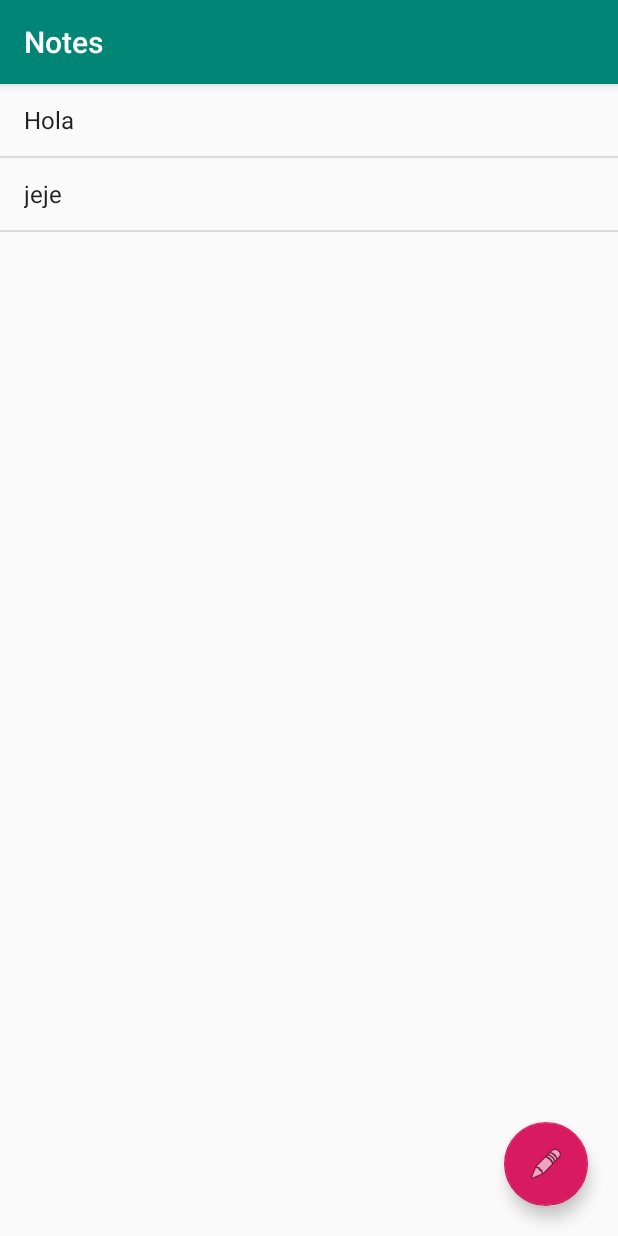
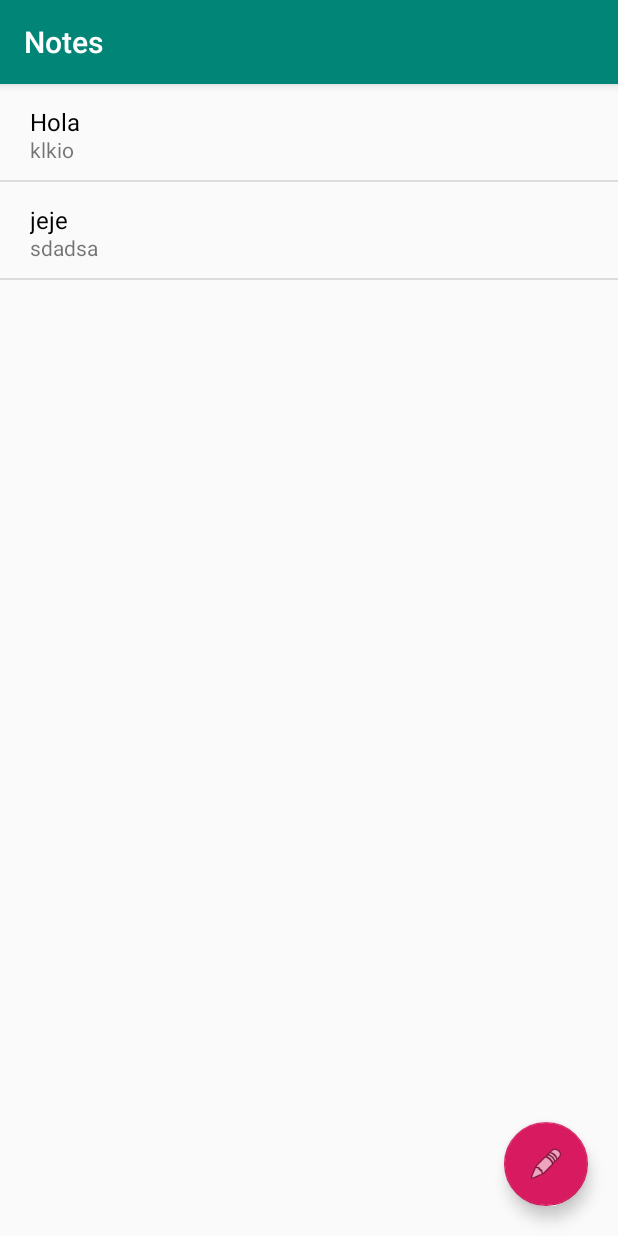
Before and after one commit to thaisc98/Notes, an Android app: the screen it shows after launch (NotesActivity), on a phone screen of 412 x 824 dp. Run offline under Robolectric (Android 15) with nearby library versions, the phone set to English and light mode, and no system bars.

Commit message:
Mostramos elementos de la lista con layout propio incluyendo el adaptador

```diff
--- a/app/src/main/java/com/example/thaiscontreras/notes/NotesActivity.java
+++ b/app/src/main/java/com/example/thaiscontreras/notes/NotesActivity.java
@@ -1,15 +1,22 @@
 package com.example.thaiscontreras.notes;
 
+
+import android.support.annotation.NonNull;
 import android.support.v7.app.AppCompatActivity;
 import android.os.Bundle;
+
+import android.view.LayoutInflater;
+import android.view.View;
+import android.view.ViewGroup;
 import android.widget.ArrayAdapter;
 import android.widget.ListView;
+import android.widget.TextView;
 
 import java.util.ArrayList;
-import java.util.List;
 
 public class NotesActivity extends AppCompatActivity {
 
+    private NotasAdapter Adapter;
     private ArrayList<Nota> notas;
     private ListView listNotes;
 
@@ -19,15 +26,36 @@ public class NotesActivity extends AppCompatActivity {
         setContentView(R.layout.activity_notes);
 
         notas = new ArrayList<>();
-        notas.add(new Nota("Hola","klk"));
+        notas.add(new Nota("Hola","klkio"));
         notas.add(new Nota("jeje","sdadsa"));
+        Adapter = new NotasAdapter();
 
         listNotes = (ListView)findViewById(R.id.ListNotes);
-        listNotes.setAdapter(new ArrayAdapter<>(
-                    this,android.R.layout.simple_list_item_1, notas
-        ));
+        listNotes.setAdapter(Adapter);
+    }
+    private class NotasAdapter extends ArrayAdapter<Nota>{
+        NotasAdapter() {
+            super(NotesActivity.this,R.layout.item_lista_notas,notas);
+        }
+
+        @NonNull
+        @Override
+        public View getView(int position,View convertView, ViewGroup parent) {
+            View result = convertView;
+            if(result == null){
+                LayoutInflater inflater = getLayoutInflater();
+                result =inflater.inflate(R.layout.item_lista_notas,parent,false);
+            }
+
+            Nota nota = getItem(position);
+            TextView titulo = (TextView) result.findViewById(R.id.titulo);
+            titulo.setText(nota.getTitulo());
+            TextView resumen = (TextView) result.findViewById(R.id.resumen);
+            resumen.setText(nota.getTexto());
+
+            return result;
+        }
+    }
 
 
-    }
-
 }
--- /dev/null
+++ b/app/src/main/res/layout/item_lista_notas.xml
@@ -0,0 +1,27 @@
+<?xml version="1.0" encoding="utf-8"?>
+<RelativeLayout xmlns:android="http://schemas.android.com/apk/res/android"
+    android:layout_width="match_parent"
+    android:layout_height="?attr/listPreferredItemHeight">
+
+    <TextView
+        android:id="@+id/titulo"
+        android:paddingTop="14dp"
+        android:paddingLeft="20dp"
+        android:textSize="16sp"
+        android:layout_width="match_parent"
+        android:layout_height="match_parent"
+        android:textColor="@android:color/black"
+        android:text="Titulo" />
+
+    <TextView
+        android:id="@+id/resumen"
+        android:textSize="14sp"
+        android:text="Resumen"
+        android:paddingTop="34dp"
+        android:paddingLeft="20dp"
+        android:paddingRight="20dp"
+        android:layout_width="match_parent"
+        android:layout_height="match_parent"
+        android:maxLines="1"
+        android:ellipsize="end"/>
+</RelativeLayout>
```
